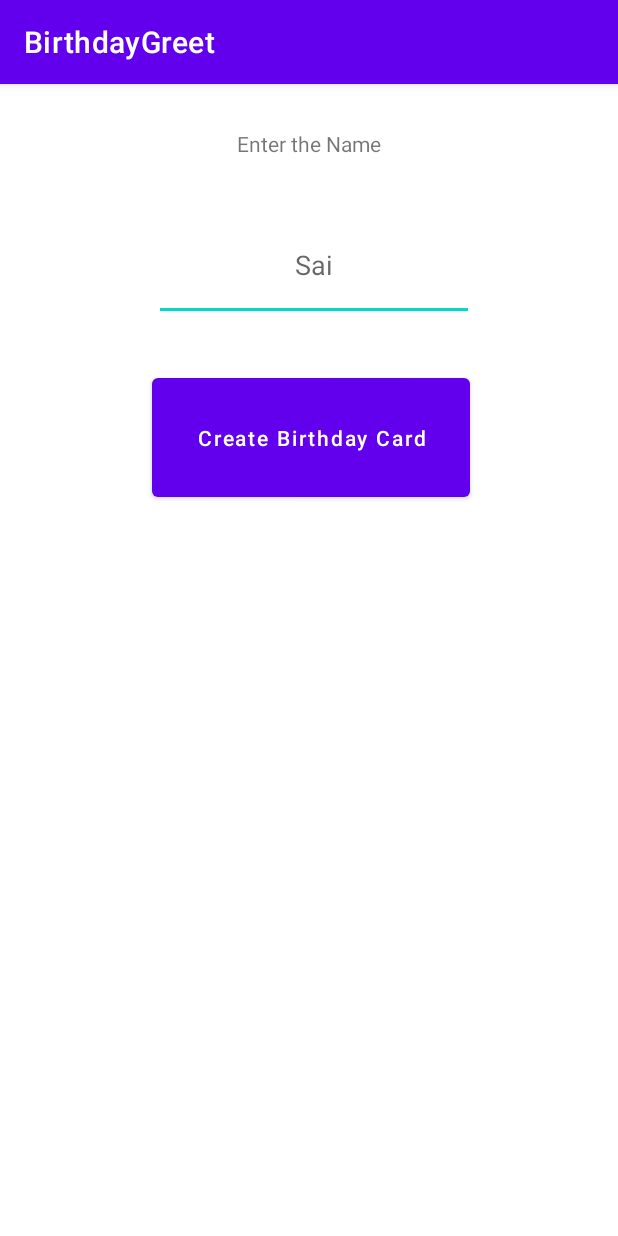
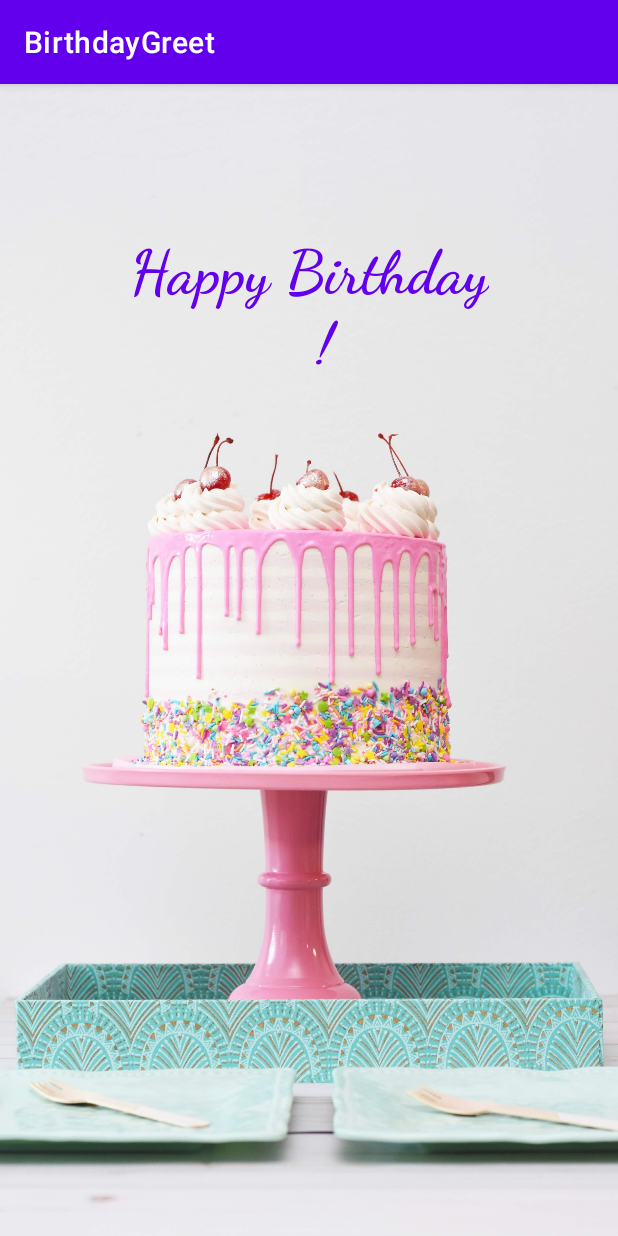
Before and after one commit to SaiCSE/BirthdayGreet, an Android app: the screen it shows after launch (MainActivity before the commit, BirthdayActivityGreeting after it), after a tap on "Create Birthday Card", on a phone screen of 412 x 824 dp. Run offline under Robolectric (Android 15) with nearby library versions, the phone set to English and light mode, and no system bars; libraries missing offline, so code that uses them is left out: com.clevertap.android; 2 statements that could not run were skipped.

Commit message:
Added Text view and ImageView in the activity_birthday_greeting.xml file

```diff
--- a/app/src/main/java/com/example/birthdaygreet/BirthdayActivityGreeting.kt
+++ b/app/src/main/java/com/example/birthdaygreet/BirthdayActivityGreeting.kt
@@ -2,10 +2,25 @@ package com.example.birthdaygreet
 
 import androidx.appcompat.app.AppCompatActivity
 import android.os.Bundle
+import kotlinx.android.synthetic.main.activity_birthday_greeting.*
 
 class BirthdayActivityGreeting : AppCompatActivity() {
+
+    //Create companion object , this is used to store static varibles
+
+    companion object {
+        const val NAME_EXTRA = "name_extra"
+    }
+
+
     override fun onCreate(savedInstanceState: Bundle?) {
         super.onCreate(savedInstanceState)
         setContentView(R.layout.activity_birthday_greeting)
+
+
+        // getting the name that we put in the birthday card function on the main activity
+        val name= intent.getStringExtra(NAME_EXTRA)
+        // giving the text view [BirthdayGreeting] the parameters / string
+        BirthdayGreeting.text = "Happy Birthday\n $name !"
     }
 }
--- a/app/src/main/java/com/example/birthdaygreet/MainActivity.kt
+++ b/app/src/main/java/com/example/birthdaygreet/MainActivity.kt
@@ -1,5 +1,6 @@
 package com.example.birthdaygreet
 
+import android.content.Intent
 import androidx.appcompat.app.AppCompatActivity
 import android.os.Bundle
 import android.view.View
@@ -28,17 +29,29 @@ class MainActivity : AppCompatActivity() {
     //or
 
     // we can use the above method or use or set a onclick property in the event [button click] acitivty in the activity main xml file
+    // that will create a function, like its below and, we can out any parameter that we want to make the button to do.
 
-
-        fun createBirthdayCard(view: View) {
+    fun createBirthdayCard(view: View) {
 
             // Lets print a toast
             // Toast.makeText(this, "Button was clicked", Toast.LENGTH_LONG).show()
 
+
             // we can use the input text as toast message here
             // We extracted the name via editableText from nameInput, converted it to string and passed it to toast
+            // val name = nameInput.editableText.toString()
+            // Toast.makeText(this, "My Name is $name", Toast.LENGTH_LONG).show()
+
+
+            //Intent - this is used for going to a new screen, [Intent is a process of going from one activity to another]
+            val intent = Intent (this,BirthdayActivityGreeting::class.java)
+            // We extracted the name via editableText from nameInput, converted it to string and passed it to toast
             val name = nameInput.editableText.toString()
-            Toast.makeText(this, "Name is $name", Toast.LENGTH_LONG).show()
+            // passing some data to the second screen, we will use putExtra
+            intent.putExtra(BirthdayActivityGreeting.NAME_EXTRA, name)
+            //calling the function to start the activity
+            startActivity(intent)
+
 
 
 
--- a/app/src/main/res/layout/activity_birthday_greeting.xml
+++ b/app/src/main/res/layout/activity_birthday_greeting.xml
@@ -6,4 +6,32 @@
     android:layout_height="match_parent"
     tools:context=".BirthdayActivityGreeting">
 
+    <ImageView
+        android:layout_width="match_parent"
+        android:layout_height="match_parent"
+        android:scaleType="centerCrop"
+        android:src="@drawable/cake"
+        tools:layout_editor_absoluteX="0dp"
+        tools:layout_editor_absoluteY="-172dp" />
+
+    <TextView
+        android:id="@+id/BirthdayGreeting"
+        android:layout_width="wrap_content"
+        android:layout_height="wrap_content"
+        android:textAlignment="center"
+        android:fontFamily="cursive"
+        android:text="Happy Birthday"
+        android:textSize="40sp"
+        android:textColor="@color/design_default_color_primary"
+        android:textStyle="bold"
+        app:layout_constraintBottom_toBottomOf="parent"
+        app:layout_constraintEnd_toEndOf="parent"
+        app:layout_constraintStart_toStartOf="parent"
+        app:layout_constraintTop_toTopOf="parent"
+        app:layout_constraintVertical_bias="0.15"
+        android:gravity="center_horizontal" />
+
+
+
+
 </androidx.constraintlayout.widget.ConstraintLayout>
```
Also changed, not shown: app/src/main/res/drawable/cake.jpg (added).
